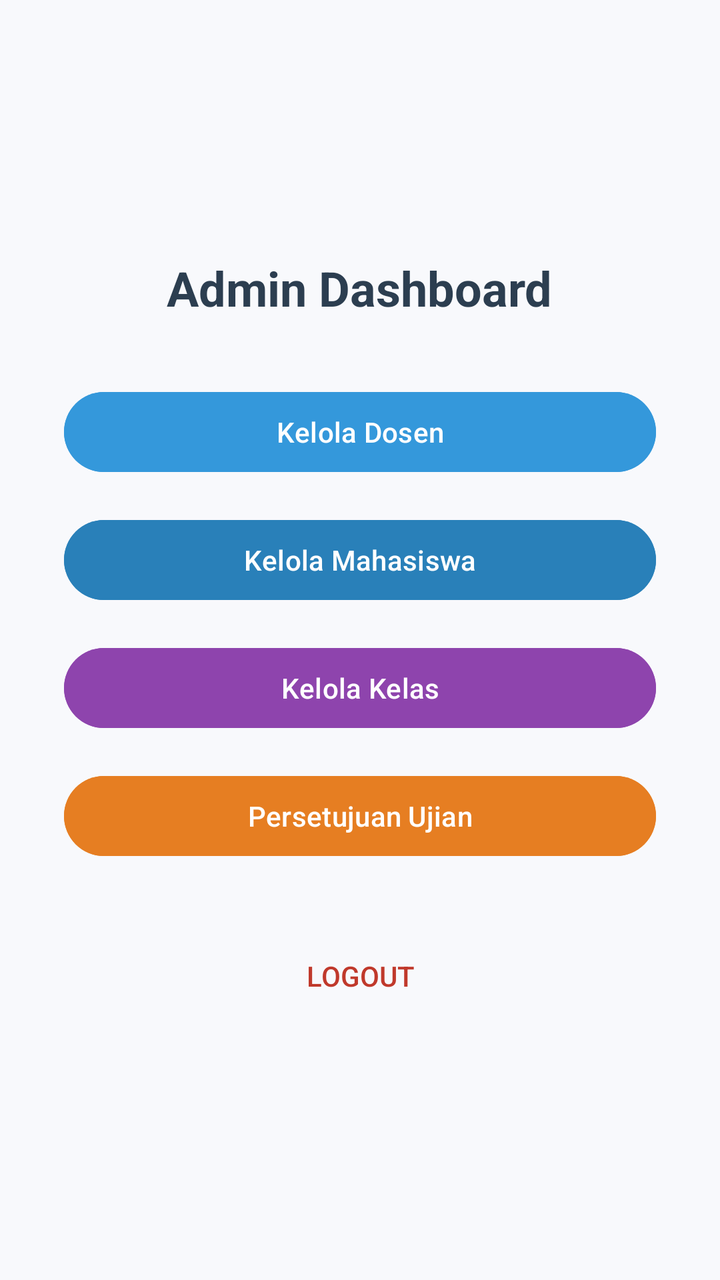
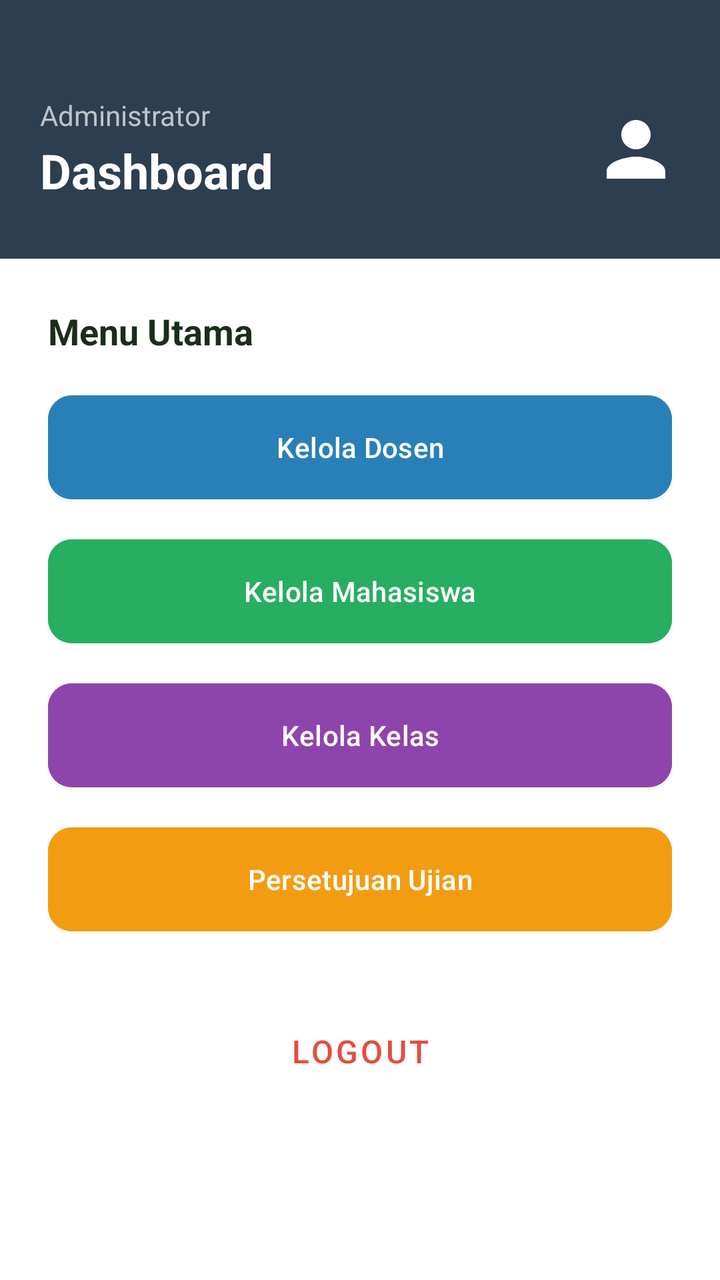

Two renders of the same Android screen: before a commit and after it. Below are the layout's source before the change and the commit's diff.
<!-- AndroidManifest.xml: application theme Theme.IFUnjaniExam -->
<!-- res/layout/activity_admin_dashboard.xml -->
<?xml version="1.0" encoding="utf-8"?>
<LinearLayout xmlns:android="http://schemas.android.com/apk/res/android"
    android:layout_width="match_parent"
    android:layout_height="match_parent"
    android:orientation="vertical"
    android:gravity="center"
    android:background="#f8f9fc"
    android:padding="32dp">

    <TextView
        android:layout_width="wrap_content"
        android:layout_height="wrap_content"
        android:text="Admin Dashboard"
        android:textSize="24sp"
        android:textStyle="bold"
        android:textColor="#2c3e50"
        android:layout_marginBottom="32dp"/>

    <Button
        android:id="@+id/btnKelolaDosen"
        android:layout_width="match_parent"
        android:layout_height="wrap_content"
        android:text="Kelola Dosen"
        android:backgroundTint="#3498db"
        android:layout_marginBottom="16dp"/>

    <Button
        android:id="@+id/btnKelolaMahasiswa"
        android:layout_width="match_parent"
        android:layout_height="wrap_content"
        android:text="Kelola Mahasiswa"
        android:backgroundTint="#2980b9"
        android:layout_marginBottom="16dp"/>

    <Button
        android:id="@+id/btnKelolaKelas"
        android:layout_width="match_parent"
        android:layout_height="wrap_content"
        android:text="Kelola Kelas"
        android:backgroundTint="#8e44ad"
        android:layout_marginBottom="16dp"/>

    <Button
        android:id="@+id/btnPersetujuan"
        android:layout_width="match_parent"
        android:layout_height="wrap_content"
        android:text="Persetujuan Ujian"
        android:backgroundTint="#e67e22"
        android:layout_marginBottom="32dp"/>

    <Button
        android:id="@+id/btnLogout"
        android:layout_width="match_parent"
        android:layout_height="wrap_content"
        android:text="Logout"
        android:textColor="#c0392b"
        style="?android:attr/borderlessButtonStyle" />

</LinearLayout>
<!-- resources referenced by this layout -->
<resources>
  <style name="Theme.IFUnjaniExam" parent="Base.Theme.IFUnjaniExam" />
  <style name="Base.Theme.IFUnjaniExam" parent="Theme.Material3.DayNight.NoActionBar">
          
          
      </style>
</resources>

<!-- the commit's change to res/layout/activity_admin_dashboard.xml (unified diff, before → after) -->
@@ -1,59 +1,134 @@
 <?xml version="1.0" encoding="utf-8"?>
-<LinearLayout xmlns:android="http://schemas.android.com/apk/res/android"
+<androidx.coordinatorlayout.widget.CoordinatorLayout xmlns:android="http://schemas.android.com/apk/res/android"
+    xmlns:app="http://schemas.android.com/apk/res-auto"
     android:layout_width="match_parent"
     android:layout_height="match_parent"
-    android:orientation="vertical"
-    android:gravity="center"
-    android:background="#f8f9fc"
-    android:padding="32dp">
+    android:background="#ffffff">
 
-    <TextView
-        android:layout_width="wrap_content"
-        android:layout_height="wrap_content"
-        android:text="Admin Dashboard"
-        android:textSize="24sp"
-        android:textStyle="bold"
-        android:textColor="#2c3e50"
-        android:layout_marginBottom="32dp"/>
+    <androidx.core.widget.NestedScrollView
+        android:layout_width="match_parent"
+        android:layout_height="match_parent">
 
-    <Button
-        android:id="@+id/btnKelolaDosen"
-        android:layout_width="match_parent"
-        android:layout_height="wrap_content"
-        android:text="Kelola Dosen"
-        android:backgroundTint="#3498db"
-        android:layout_marginBottom="16dp"/>
+        <LinearLayout
+            android:layout_width="match_parent"
+            android:layout_height="wrap_content"
+            android:orientation="vertical">
 
-    <Button
-        android:id="@+id/btnKelolaMahasiswa"
-        android:layout_width="match_parent"
-        android:layout_height="wrap_content"
-        android:text="Kelola Mahasiswa"
-        android:backgroundTint="#2980b9"
-        android:layout_marginBottom="16dp"/>
+            
+            <LinearLayout
+                android:layout_width="match_parent"
+                android:layout_height="wrap_content"
+                android:background="#2c3e50"
+                android:orientation="vertical"
+                android:paddingStart="20dp"
+                android:paddingEnd="20dp"
+                android:paddingTop="48dp"
+                android:paddingBottom="28dp">
 
-    <Button
-        android:id="@+id/btnKelolaKelas"
-        android:layout_width="match_parent"
-        android:layout_height="wrap_content"
-        android:text="Kelola Kelas"
-        android:backgroundTint="#8e44ad"
-        android:layout_marginBottom="16dp"/>
+                <LinearLayout
+                    android:layout_width="match_parent"
+                    android:layout_height="wrap_content"
+                    android:gravity="center_vertical"
+                    android:orientation="horizontal">
 
-    <Button
-        android:id="@+id/btnPersetujuan"
-        android:layout_width="match_parent"
-        android:layout_height="wrap_content"
-        android:text="Persetujuan Ujian"
-        android:backgroundTint="#e67e22"
-        android:layout_marginBottom="32dp"/>
+                    <LinearLayout
+                        android:layout_width="0dp"
+                        android:layout_height="wrap_content"
+                        android:layout_weight="1"
+                        android:orientation="vertical">
 
-    <Button
-        android:id="@+id/btnLogout"
-        android:layout_width="match_parent"
-        android:layout_height="wrap_content"
-        android:text="Logout"
-        android:textColor="#c0392b"
-        style="?android:attr/borderlessButtonStyle" />
+                        <TextView
+                            android:layout_width="wrap_content"
+                            android:layout_height="wrap_content"
+                            android:text="Administrator"
+                            android:textColor="#bdc3c7"
+                            android:textSize="14sp" />
 
-</LinearLayout>
+                        <TextView
+                            android:layout_width="wrap_content"
+                            android:layout_height="wrap_content"
+                            android:layout_marginTop="2dp"
+                            android:text="Dashboard"
+                            android:textColor="#ffffff"
+                            android:textSize="24sp"
+                            android:textStyle="bold" />
+                    </LinearLayout>
+
+                    <ImageView
+                        android:layout_width="44dp"
+                        android:layout_height="44dp"
+                        android:background="@drawable/ic_person"
+                        app:tint="#bdc3c7"
+                        android:contentDescription="Admin Profile" />
+                </LinearLayout>
+            </LinearLayout>
+
+            
+            <LinearLayout
+                android:layout_width="match_parent"
+                android:layout_height="wrap_content"
+                android:orientation="vertical"
+                android:padding="24dp">
+
+                <TextView
+                    android:layout_width="wrap_content"
+                    android:layout_height="wrap_content"
+                    android:layout_marginBottom="16dp"
+                    android:text="Menu Utama"
+                    android:textColor="#1a2e1a"
+                    android:textSize="18sp"
+                    android:textStyle="bold" />
+
+                <com.google.android.material.button.MaterialButton
+                    android:id="@+id/btnKelolaDosen"
+                    android:layout_width="match_parent"
+                    android:layout_height="60dp"
+                    android:text="Kelola Dosen"
+                    android:textColor="#ffffff"
+                    android:backgroundTint="#2980b9"
+                    app:cornerRadius="12dp"
+                    android:layout_marginBottom="12dp" />
+
+                <com.google.android.material.button.MaterialButton
+                    android:id="@+id/btnKelolaMahasiswa"
+                    android:layout_width="match_parent"
+                    android:layout_height="60dp"
+                    android:text="Kelola Mahasiswa"
+                    android:textColor="#ffffff"
+                    android:backgroundTint="#27ae60"
+                    app:cornerRadius="12dp"
+                    android:layout_marginBottom="12dp" />
+
+                <com.google.android.material.button.MaterialButton
+                    android:id="@+id/btnKelolaKelas"
+                    android:layout_width="match_parent"
+                    android:layout_height="60dp"
+                    android:text="Kelola Kelas"
+                    android:textColor="#ffffff"
+                    android:backgroundTint="#8e44ad"
+                    app:cornerRadius="12dp"
+                    android:layout_marginBottom="12dp" />
+
+                <com.google.android.material.button.MaterialButton
+                    android:id="@+id/btnPersetujuan"
+                    android:layout_width="match_parent"
+                    android:layout_height="60dp"
+                    android:text="Persetujuan Ujian"
+                    android:textColor="#ffffff"
+                    android:backgroundTint="#f39c12"
+                    app:cornerRadius="12dp"
+                    android:layout_marginBottom="32dp" />
+
+                <com.google.android.material.button.MaterialButton
+                    android:id="@+id/btnLogout"
+                    style="@style/Widget.MaterialComponents.Button.TextButton"
+                    android:layout_width="match_parent"
+                    android:layout_height="wrap_content"
+                    android:text="Logout"
+                    android:textColor="#e74c3c"
+                    android:textSize="16sp" />
+
+            </LinearLayout>
+        </LinearLayout>
+    </androidx.core.widget.NestedScrollView>
+</androidx.coordinatorlayout.widget.CoordinatorLayout>
<!-- resource entries referenced after the edit -->
@@ -1,5 +1,16 @@
 <!-- resources referenced by this layout -->
 <resources>
+  <!-- drawable ic_person (drawable) -->
+  <vector xmlns:android="http://schemas.android.com/apk/res/android"
+      android:width="24dp"
+      android:height="24dp"
+      android:viewportWidth="24"
+      android:viewportHeight="24"
+      android:tint="#FFFFFF">
+    <path
+        android:fillColor="#FF000000"
+        android:pathData="M12,12c2.21,0 4,-1.79 4,-4s-1.79,-4 -4,-4 -4,1.79 -4,4 1.79,4 4,4zm0,2c-2.67,0 -8,1.34 -8,4v2h16v-2c0,-2.66 -5.33,-4 -8,-4z"/>
+  </vector>
   <style name="Theme.IFUnjaniExam" parent="Base.Theme.IFUnjaniExam" />
   <style name="Base.Theme.IFUnjaniExam" parent="Theme.Material3.DayNight.NoActionBar">
           
